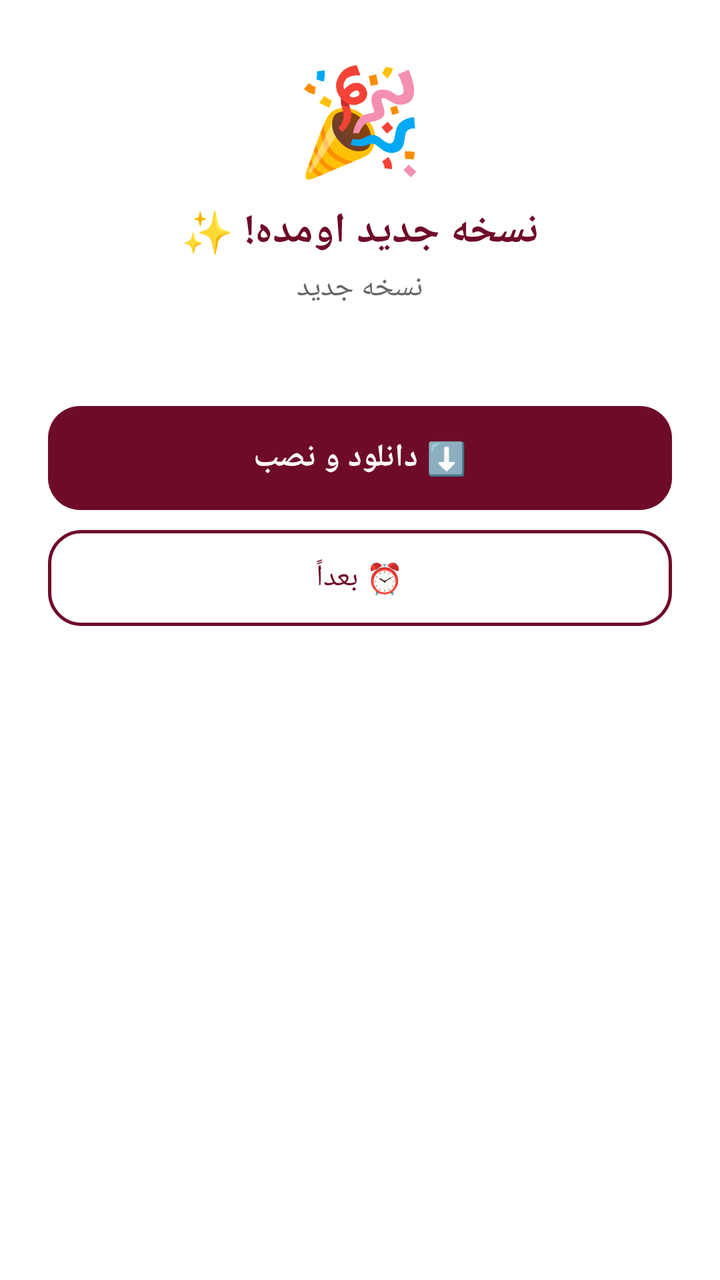
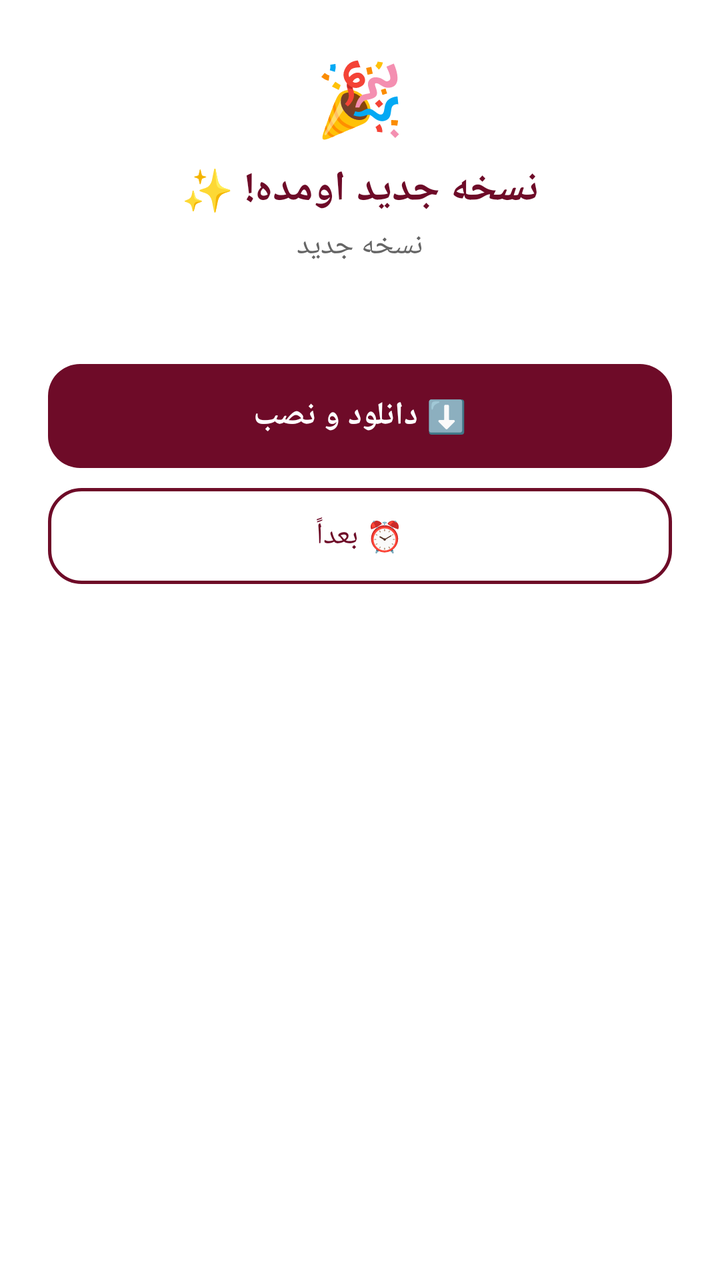

Two renders of the same Android screen: before a commit and after it. Below are the layout's source before the change and the commit's diff.
<!-- AndroidManifest.xml: application theme Theme.AramisBeauty -->
<!-- res/layout/dialog_update.xml -->
<?xml version="1.0" encoding="utf-8"?>
<LinearLayout xmlns:android="http://schemas.android.com/apk/res/android"
    android:layout_width="match_parent"
    android:layout_height="wrap_content"
    android:background="@drawable/dialog_update_background"
    android:orientation="vertical"
    android:padding="24dp">

    <TextView
        android:layout_width="wrap_content"
        android:layout_height="wrap_content"
        android:layout_gravity="center"
        android:text="🎉"
        android:textSize="52sp" />

    <TextView
        android:layout_width="wrap_content"
        android:layout_height="wrap_content"
        android:layout_gravity="center"
        android:layout_marginTop="8dp"
        android:text="نسخه جدید اومده! ✨"
        android:textColor="@color/burgundy"
        android:textSize="21sp"
        android:textStyle="bold" />

    <TextView
        android:id="@+id/update_version"
        android:layout_width="wrap_content"
        android:layout_height="wrap_content"
        android:layout_gravity="center"
        android:layout_marginTop="4dp"
        android:text="نسخه جدید"
        android:textColor="@color/gray_text"
        android:textSize="15sp" />

    <TextView
        android:id="@+id/update_notes"
        android:layout_width="match_parent"
        android:layout_height="wrap_content"
        android:layout_marginTop="12dp"
        android:ellipsize="end"
        android:maxLines="6"
        android:textColor="@color/black"
        android:textSize="14sp" />

    <ProgressBar
        android:id="@+id/update_progress"
        style="?android:attr/progressBarStyleHorizontal"
        android:layout_width="match_parent"
        android:layout_height="wrap_content"
        android:layout_marginTop="16dp"
        android:max="100"
        android:progressTint="@color/burgundy"
        android:visibility="gone" />

    <TextView
        android:id="@+id/update_percent"
        android:layout_width="wrap_content"
        android:layout_height="wrap_content"
        android:layout_gravity="center"
        android:layout_marginTop="6dp"
        android:text="٪۰"
        android:textColor="@color/burgundy"
        android:textSize="16sp"
        android:textStyle="bold"
        android:visibility="gone" />

    <TextView
        android:id="@+id/update_status"
        android:layout_width="wrap_content"
        android:layout_height="wrap_content"
        android:layout_gravity="center"
        android:layout_marginTop="4dp"
        android:textColor="@color/gray_text"
        android:textSize="13sp"
        android:visibility="gone" />

    <Button
        android:id="@+id/btn_update_download"
        android:layout_width="match_parent"
        android:layout_height="52dp"
        android:layout_marginTop="18dp"
        android:background="@drawable/btn_primary_rounded"
        android:text="⬇️ دانلود و نصب"
        android:textColor="@color/white"
        android:textSize="16sp"
        android:textStyle="bold" />

    <Button
        android:id="@+id/btn_update_later"
        android:layout_width="match_parent"
        android:layout_height="48dp"
        android:layout_marginTop="10dp"
        android:background="@drawable/btn_ghost_rounded"
        android:text="⏰ بعداً"
        android:textColor="@color/burgundy"
        android:textSize="15sp" />

</LinearLayout>
<!-- resources referenced by this layout -->
<resources>
  <color name="black">#000000</color>
  <color name="burgundy">#6E0B28</color>
  <color name="gray_text">#666666</color>
  <color name="white">#FFFFFF</color>
  <!-- drawable btn_ghost_rounded (drawable) -->
  <?xml version="1.0" encoding="utf-8"?>
  <shape xmlns:android="http://schemas.android.com/apk/res/android"
      android:shape="rectangle">
      <solid android:color="#00000000" />
      <stroke
          android:width="1.5dp"
          android:color="@color/burgundy" />
      <corners android:radius="16dp" />
  </shape>
  <!-- drawable btn_primary_rounded (drawable) -->
  <?xml version="1.0" encoding="utf-8"?>
  <shape xmlns:android="http://schemas.android.com/apk/res/android"
      android:shape="rectangle">
      <solid android:color="@color/burgundy" />
      <corners android:radius="16dp" />
  </shape>
  <!-- drawable dialog_update_background (drawable) -->
  <?xml version="1.0" encoding="utf-8"?>
  <shape xmlns:android="http://schemas.android.com/apk/res/android"
      android:shape="rectangle">
      <solid android:color="@color/white" />
      <corners android:radius="28dp" />
  </shape>
  <style name="Theme.AramisBeauty" parent="Theme.Material3.DayNight.NoActionBar">
          <item name="colorPrimary">@color/burgundy</item>
          <item name="colorPrimaryDark">@color/burgundy_dark</item>
          <item name="colorOnPrimary">@color/white</item>
          <item name="colorSecondary">@color/gold</item>
          <item name="android:windowBackground">@color/white</item>
          <item name="colorSurface">@color/white</item>
      </style>
  <color name="burgundy_dark">#4A0819</color>
  <color name="gold">#C9A227</color>
</resources>

<!-- the commit's change to res/layout/dialog_update.xml (unified diff, before → after) -->
@@ -1,5 +1,6 @@
 <?xml version="1.0" encoding="utf-8"?>
 <LinearLayout xmlns:android="http://schemas.android.com/apk/res/android"
+    xmlns:app="http://schemas.android.com/apk/res-auto"
     android:layout_width="match_parent"
     android:layout_height="wrap_content"
     android:background="@drawable/dialog_update_background"
@@ -11,7 +12,7 @@
         android:layout_height="wrap_content"
         android:layout_gravity="center"
         android:text="🎉"
-        android:textSize="52sp" />
+        android:textSize="36sp" />
 
     <TextView
         android:layout_width="wrap_content"
@@ -84,7 +85,8 @@
         android:text="⬇️ دانلود و نصب"
         android:textColor="@color/white"
         android:textSize="16sp"
-        android:textStyle="bold" />
+        android:textStyle="bold"
+        app:backgroundTint="@null" />
 
     <Button
         android:id="@+id/btn_update_later"
@@ -94,6 +96,7 @@
         android:background="@drawable/btn_ghost_rounded"
         android:text="⏰ بعداً"
         android:textColor="@color/burgundy"
-        android:textSize="15sp" />
+        android:textSize="15sp"
+        app:backgroundTint="@null" />
 
 </LinearLayout>
